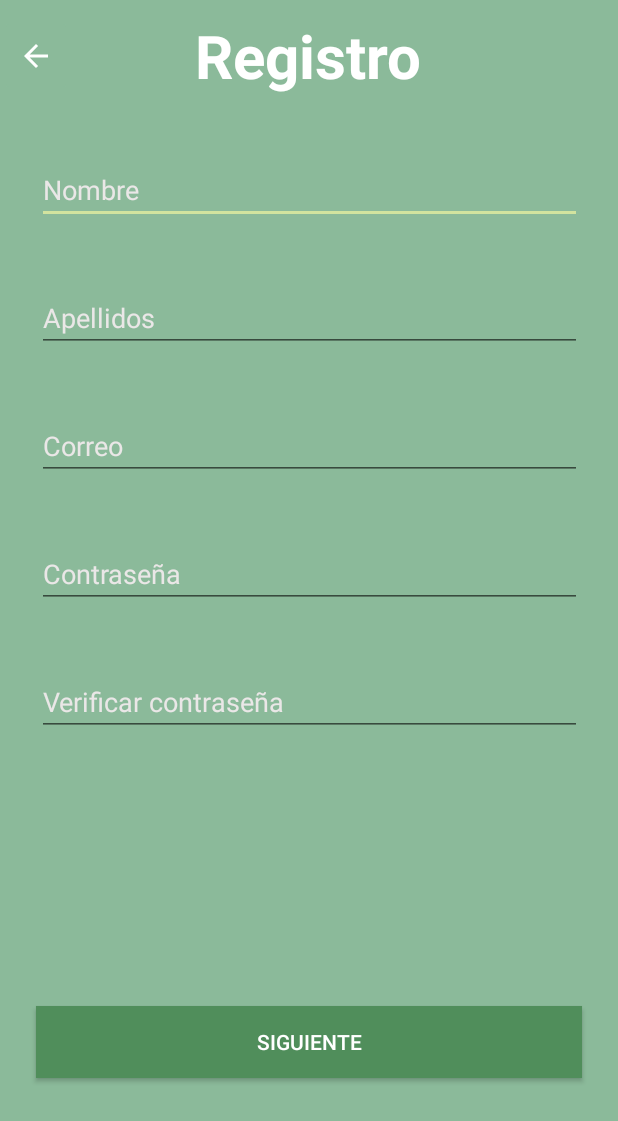
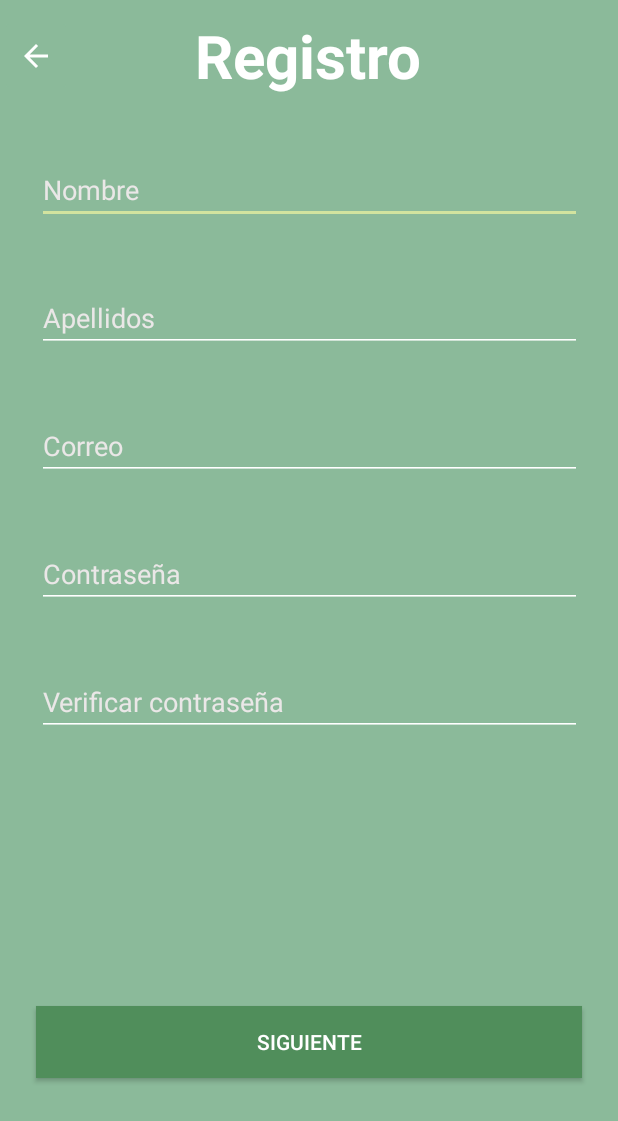
Before and after one commit to Andreyf20/SiembrApp-Android, an Android app: the screen it shows after launch (RegisterActivity_Step_1), after a tap on "Registrarse", on a phone screen of 412 x 824 dp. Shown: the top 1121 px of the screen. Run offline under Robolectric (Android 15) with nearby library versions, the phone set to English and light mode, and no system bars; our stand-ins replace Volley; network calls fail.

```diff
--- a/App/SiembrApp/app/src/main/java/com/example/siembrapp/MainActivity.java
+++ b/App/SiembrApp/app/src/main/java/com/example/siembrapp/MainActivity.java
@@ -1,5 +1,7 @@
 package com.example.siembrapp;
 
+import android.graphics.Color;
+import android.graphics.PorterDuff;
 import android.os.Bundle;
 import android.view.MenuItem;
 import android.view.View;
--- a/App/SiembrApp/app/src/main/res/values/colors.xml
+++ b/App/SiembrApp/app/src/main/res/values/colors.xml
@@ -3,4 +3,5 @@
     <color name="colorPrimary">#8bba9a</color>
     <color name="colorPrimaryDark">#508e5b</color>
     <color name="colorAccent">#d2e39f</color>
+    <color name="White">#FFFFFF</color>
 </resources>
--- a/App/SiembrApp/app/src/main/res/values/styles.xml
+++ b/App/SiembrApp/app/src/main/res/values/styles.xml
@@ -5,6 +5,6 @@
         <item name="colorPrimary">@color/colorPrimary</item>
         <item name="colorPrimaryDark">@color/colorPrimaryDark</item>
         <item name="colorAccent">@color/colorAccent</item>
+        <item name="colorControlNormal">@color/White</item>
     </style>
-
 </resources>
```
Also changed, not shown: App/SiembrApp/app/src/main/res/layout/activity_main.xml (+8 -4 lines).
